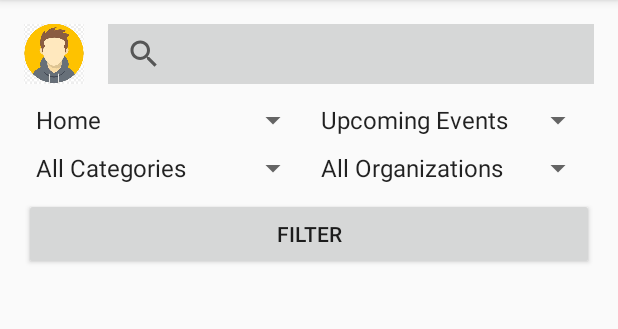
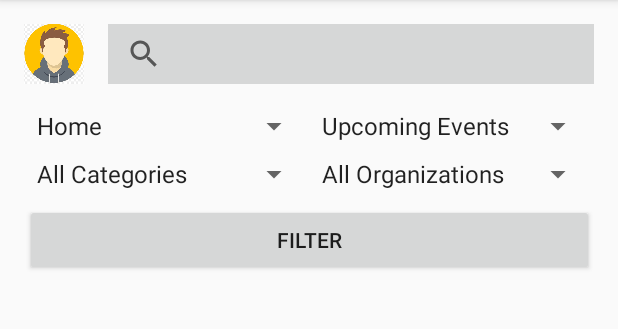
Before and after one commit to nnekaede/Hapen, an Android app: the screen it shows after launch (MainActivity), on a phone screen of 412 x 824 dp, the part 84-413 px from its top. Run offline under Robolectric (Android 15) with nearby library versions, the phone set to English and light mode, and no system bars.

Commit message:
minor edit to home page

```diff
--- a/app/src/main/res/layout/activity_main.xml
+++ b/app/src/main/res/layout/activity_main.xml
@@ -18,6 +18,7 @@
         app:layout_constraintTop_toTopOf="parent" />
 
     <SearchView
+        android:id="@+id/searchView"
         android:layout_width="0dp"
         android:layout_height="40dp"
         android:layout_marginStart="16dp"
@@ -30,25 +31,27 @@
         app:layout_constraintStart_toEndOf="@+id/imageView"
         app:layout_constraintTop_toTopOf="parent" />
 
-    <ScrollView
-        android:layout_width="0dp"
+    <android.support.v4.widget.NestedScrollView
+        android:layout_width="395dp"
         android:layout_height="wrap_content"
-        android:layout_marginTop="12dp"
+        android:layout_marginTop="16dp"
+        android:fillViewport="true"
         app:layout_constraintEnd_toEndOf="parent"
-        app:layout_constraintHorizontal_bias="0.0"
         app:layout_constraintStart_toStartOf="parent"
-        app:layout_constraintTop_toBottomOf="@+id/imageView">
+        app:layout_constraintTop_toBottomOf="@+id/searchView">
 
         <LinearLayout
             android:layout_width="match_parent"
             android:layout_height="wrap_content"
+            android:layout_marginLeft="8dp"
+            android:layout_marginRight="8dp"
             android:orientation="vertical">
 
             <LinearLayout
                 android:layout_width="match_parent"
-                android:layout_height="match_parent"
-                android:layout_marginLeft="16dp"
-                android:layout_marginRight="16dp"
+                android:layout_height="wrap_content"
+                android:layout_marginLeft="0dp"
+                android:layout_marginRight="0dp"
                 android:orientation="horizontal">
 
                 <Spinner
@@ -67,9 +70,9 @@
 
             <LinearLayout
                 android:layout_width="match_parent"
-                android:layout_height="match_parent"
-                android:layout_marginLeft="16dp"
-                android:layout_marginRight="16dp"
+                android:layout_height="wrap_content"
+                android:layout_marginLeft="0dp"
+                android:layout_marginRight="0dp"
                 android:orientation="horizontal">
 
                 <Spinner
@@ -91,14 +94,14 @@
                 android:id="@+id/filterButton"
                 android:layout_width="match_parent"
                 android:layout_height="wrap_content"
-                android:layout_marginLeft="16dp"
+                android:layout_marginLeft="0dp"
                 android:layout_marginTop="8dp"
-                android:layout_marginRight="16dp"
+                android:layout_marginRight="0dp"
                 android:text="Filter"
                 tools:layout_editor_absoluteX="183dp"
                 tools:layout_editor_absoluteY="126dp" />
 
         </LinearLayout>
-    </ScrollView>
+    </android.support.v4.widget.NestedScrollView>
 
 </android.support.constraint.ConstraintLayout>
```
